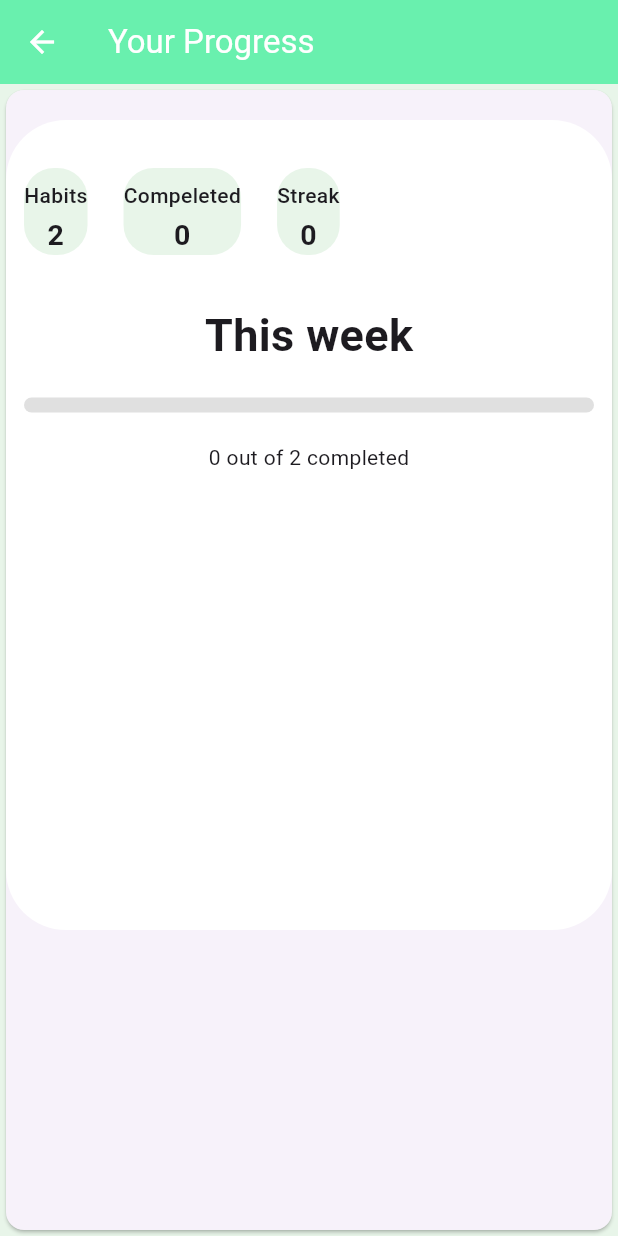
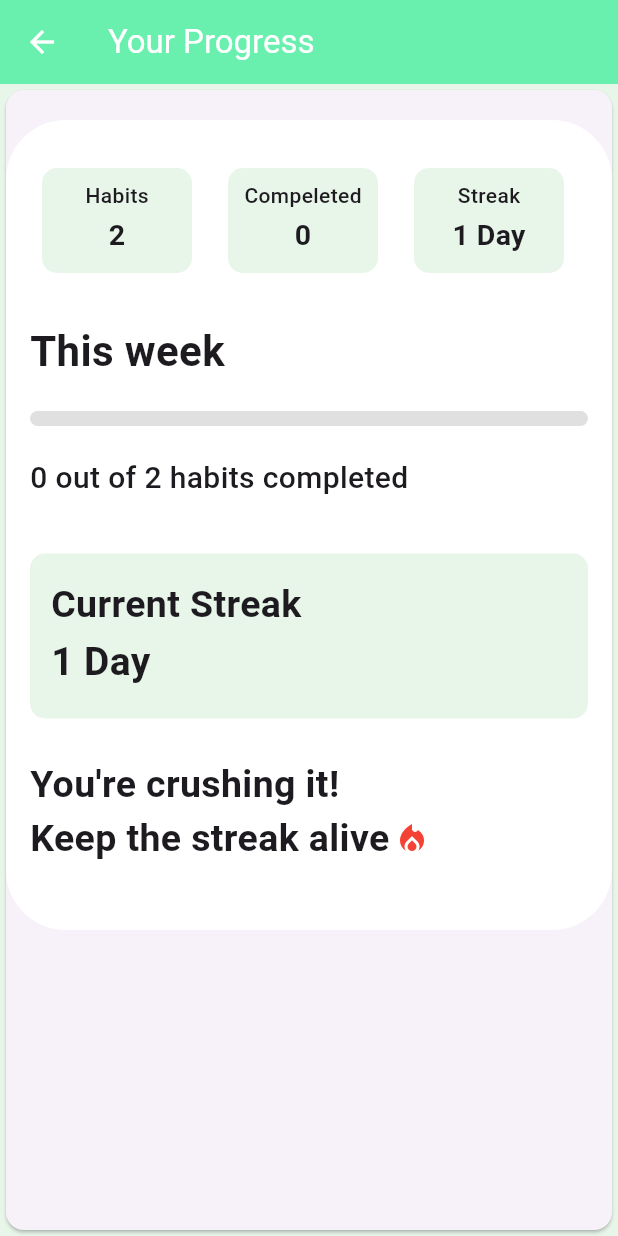
Before and after one commit to Guruprasad-C/Quantix, a Flutter app: the StatsScreen screen opened directly, on a phone screen of 412 x 824 dp. Run offline on Flutter 3.47's test engine with Material 3 defaults, Android fonts, the phone set to English and light mode, and no system bars.

Commit message:
Update streak initialization and enhance StatsScreen layout for better user experience

```diff
--- a/lib/habit_provider.dart
+++ b/lib/habit_provider.dart
@@ -18,7 +18,7 @@ class HabitProvider extends ChangeNotifier {
       lastCompletedAt: DateTime.now(),
     ),
   ];
-  int streaks = 0;
+  int streaks = 1;
 
   void addHabit(Habit habit) {
     habits.add(habit);
--- a/lib/models/habit.dart
+++ b/lib/models/habit.dart
@@ -5,7 +5,7 @@ class Habit {
     required this.name,
     required this.description,
     this.isCompletedToday = false,
-    this.streak = 1,
+    this.streak = 0,
     this.lastCompletedAt,
   }) : id = Uuid().v4();
 
--- a/lib/screens/stats_screen.dart
+++ b/lib/screens/stats_screen.dart
@@ -24,16 +24,19 @@ class StatsScreen extends StatelessWidget {
                 borderRadius: BorderRadius.circular(40),
               ),
               child: Column(
+                crossAxisAlignment: CrossAxisAlignment.start,
                 children: [
                   SizedBox(height: 20),
                   Row(
                     children: [
                       Padding(
-                        padding: const EdgeInsets.all(12.0),
+                        padding: const EdgeInsets.only(right: 12.0, left: 24.0),
                         child: Container(
+                          height: 70,
+                          width: 100,
                           decoration: BoxDecoration(
                             color: Color(0xFFE8F5E9),
-                            borderRadius: BorderRadius.circular(20),
+                            borderRadius: BorderRadius.circular(10),
                           ),
                           child: Column(
                             children: [
@@ -57,9 +60,11 @@ class StatsScreen extends StatelessWidget {
                       Padding(
                         padding: const EdgeInsets.all(12.0),
                         child: Container(
+                          height: 70,
+                          width: 100,
                           decoration: BoxDecoration(
                             color: Color(0xFFE8F5E9),
-                            borderRadius: BorderRadius.circular(20),
+                            borderRadius: BorderRadius.circular(10),
                           ),
                           child: Column(
                             children: [
@@ -83,10 +88,11 @@ class StatsScreen extends StatelessWidget {
                       Padding(
                         padding: const EdgeInsets.all(12.0),
                         child: Container(
-                          padding: EdgeInsets.symmetric(),
+                          height: 70,
+                          width: 100,
                           decoration: BoxDecoration(
                             color: Color(0xFFE8F5E9),
-                            borderRadius: BorderRadius.circular(20),
+                            borderRadius: BorderRadius.circular(10),
                           ),
                           child: Column(
                             children: [
@@ -97,7 +103,9 @@ class StatsScreen extends StatelessWidget {
                               ),
                               SizedBox(height: 3),
                               Text(
-                                '${value.streaks}',
+                                value.streaks == 1
+                                    ? '${value.streaks} Day'
+                                    : '${value.streaks} Days',
                                 style: TextStyle(
                                   fontWeight: FontWeight.bold,
                                   fontSize: 19,
@@ -110,13 +118,19 @@ class StatsScreen extends StatelessWidget {
                     ],
                   ),
                   SizedBox(height: 20),
-                  Text(
-                    'This week',
-                    style: TextStyle(fontWeight: FontWeight.bold, fontSize: 30),
+                  Padding(
+                    padding: const EdgeInsets.symmetric(horizontal: 16.0),
+                    child: Text(
+                      'This week',
+                      style: TextStyle(
+                        fontWeight: FontWeight.bold,
+                        fontSize: 28,
+                      ),
+                    ),
                   ),
                   SizedBox(height: 20),
                   Padding(
-                    padding: const EdgeInsets.symmetric(horizontal: 12.0),
+                    padding: const EdgeInsets.symmetric(horizontal: 16.0),
                     child: LinearProgressIndicator(
                       value: value.progress,
                       backgroundColor: Colors.grey[300],
@@ -126,9 +140,87 @@ class StatsScreen extends StatelessWidget {
                     ),
                   ),
                   SizedBox(height: 20),
-                  Text(
-                    '${value.done} out of ${value.habits.length} completed',
-                    style: TextStyle(),
+                  Padding(
+                    padding: const EdgeInsets.symmetric(horizontal: 16.0),
+                    child: Text(
+                      '${value.done} out of ${value.habits.length} habits completed',
+                      style: TextStyle(
+                        fontWeight: FontWeight.w500,
+                        fontSize: 20,
+                      ),
+                    ),
+                  ),
+                  SizedBox(height: 20),
+                  Padding(
+                    padding: EdgeInsetsGeometry.all(16.0),
+                    child: Container(
+                      height: 110,
+                      width: double.infinity,
+                      decoration: BoxDecoration(
+                        color: Color(0xFFE8F5E9),
+                        borderRadius: BorderRadius.circular(10),
+                      ),
+                      child: Column(
+                        crossAxisAlignment: CrossAxisAlignment.start,
+                        children: [
+                          Padding(
+                            padding: const EdgeInsets.only(
+                              left: 14.0,
+                              top: 16.0,
+                            ),
+                            child: Text(
+                              'Current Streak',
+                              style: TextStyle(
+                                fontWeight: FontWeight.bold,
+                                fontSize: 25,
+                              ),
+                            ),
+                          ),
+                          Padding(
+                            padding: const EdgeInsets.symmetric(
+                              vertical: 2,
+                              horizontal: 14.0,
+                            ),
+                            child: Text(
+                              value.streaks == 1
+                                  ? '${value.streaks} Day'
+                                  : '${value.streaks} Days',
+                              style: TextStyle(
+                                fontWeight: FontWeight.bold,
+                                fontSize: 26,
+                              ),
+                            ),
+                          ),
+                        ],
+                      ),
+                    ),
+                  ),
+                  SizedBox(height: 10),
+                  Padding(
+                    padding: const EdgeInsets.symmetric(horizontal: 16.0),
+                    child: Text(
+                      "You're crushing it!",
+                      style: TextStyle(
+                        fontWeight: FontWeight.w700,
+                        fontSize: 25,
+                      ),
+                    ),
+                  ),
+                  Padding(
+                    padding: const EdgeInsets.symmetric(horizontal: 16.0),
+                    child: Row(
+                      children: [
+                        Text(
+                          'Keep the streak alive',
+                          style: TextStyle(
+                            fontWeight: FontWeight.w700,
+                            fontSize: 25,
+                          ),
+                        ),
+                        SizedBox(width: 3),
+                        Icon(Icons.local_fire_department, color: Colors.red),
+                      ],
+                    ),
                   ),
                 ],
               ),
```
